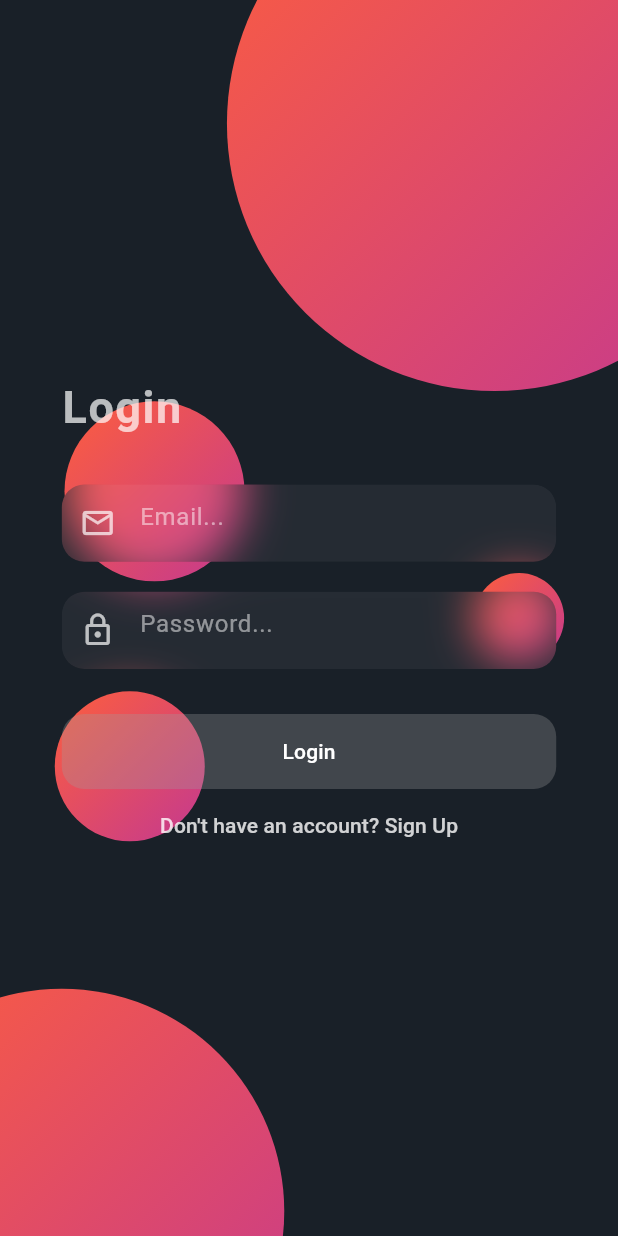
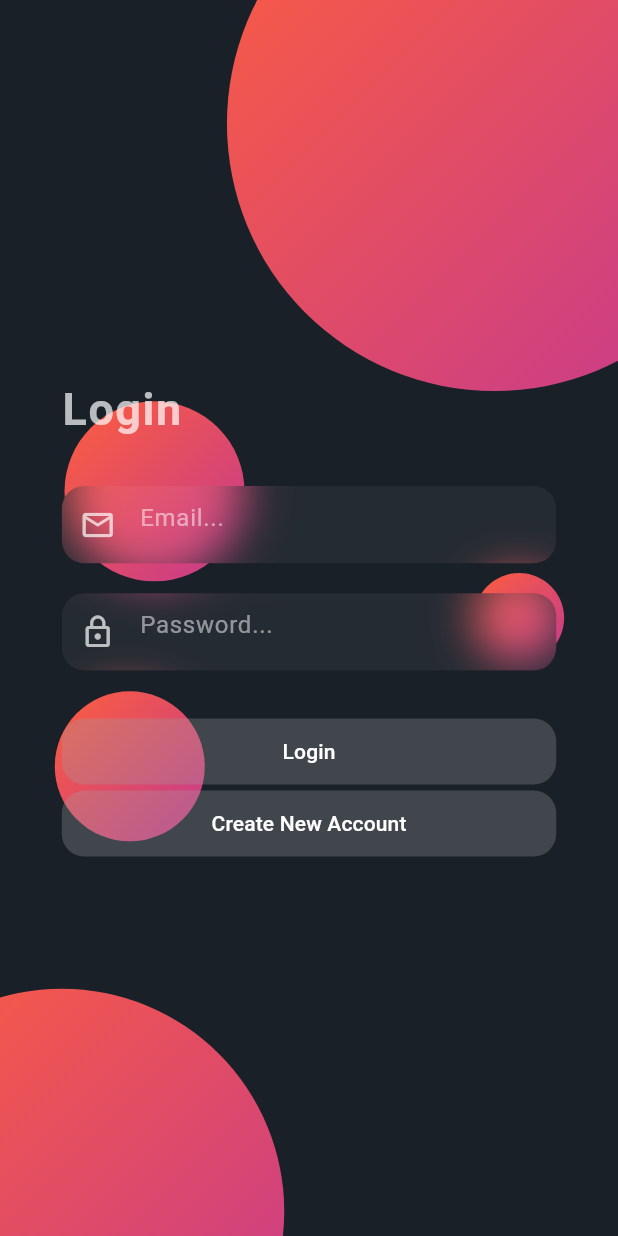
Before and after one commit to punchbiz2023/BookTheBiz, a Flutter app: the screen it shows after launch, on a phone screen of 412 x 824 dp. Run offline on Flutter 3.47's test engine with Material 3 defaults, Android fonts, the phone set to English and light mode, and no system bars; our stand-ins replace cloud_firestore, firebase_auth, firebase_core, firebase_storage, fluttertoast, google_maps_flutter and 2 more; accounts and stored records are empty.

Commit message:
added elevated button for create new account

```diff
--- a/lib/pages/login.dart
+++ b/lib/pages/login.dart
@@ -128,6 +128,16 @@ class _LoginPageState extends State<LoginApp> with TickerProviderStateMixin {
             .get()
             .then((DocumentSnapshot ds) => ds.data() as Map<String, dynamic>);
 
+        String emailPattern =
+            r"/^([a-zA-Z0-9._%-]+@[a-zA-Z0-9.-]+\.[a-zA-Z]{2,})$/";
+        RegExp regex = RegExp(emailPattern);
+        String email = _emailController.text.trim();
+
+        if (!regex.hasMatch(email)) {
+          Fluttertoast.showToast(msg: 'Invalid email format');
+          return;
+        }
+
         if (userData['userType'] == 'Turf Owner') {
           // Navigate to the custom page
           Navigator.pushReplacement(
@@ -144,8 +154,17 @@ class _LoginPageState extends State<LoginApp> with TickerProviderStateMixin {
         Fluttertoast.showToast(msg: 'Login Successful');
       }
     } catch (e) {
-      // Handle errors
-      Fluttertoast.showToast(msg: 'Login Failed: ${e.toString()}');
+      if (e is FirebaseAuthException) {
+        if (e.code == 'user-not-found') {
+          Fluttertoast.showToast(msg: 'User not found');
+        } else if (e.code == 'invalid-email') {
+          Fluttertoast.showToast(msg: 'Invalid email format');
+        } else if (e.code == 'wrong-password') {
+          Fluttertoast.showToast(msg: 'Wrong password');
+        } else {
+          Fluttertoast.showToast(msg: 'Login error: ${e.message}');
+        }
+      }
     } finally {
       setState(() {
         _loading = false;
@@ -229,14 +248,15 @@ class _LoginPageState extends State<LoginApp> with TickerProviderStateMixin {
                     ),
                     elevation: 0, // Remove shadow if desired
                     padding: EdgeInsets.symmetric(
-                        vertical: 15), // Adjust padding as needed
+                        vertical: 12,
+                        horizontal: 12), // Adjust padding as needed
                   ),
                   child: _loading
                       ? const CircularProgressIndicator()
                       : const Text('Login',
                           style: TextStyle(color: Colors.white)),
                 ),
-                TextButton(
+                ElevatedButton(
                   onPressed: () {
                     HapticFeedback.lightImpact();
                     Navigator.push(
@@ -246,12 +266,19 @@ class _LoginPageState extends State<LoginApp> with TickerProviderStateMixin {
                       ),
                     );
                   },
-                  child: Text(
-                    'Don\'t have an account? Sign Up',
-                    style: TextStyle(
-                      color: Colors.white.withOpacity(.8),
+                  style: ElevatedButton.styleFrom(
+                    foregroundColor: Colors.white,
+                    backgroundColor: Colors.grey.withOpacity(0.3), // Text color
+                    shape: RoundedRectangleBorder(
+                      borderRadius: BorderRadius.circular(15),
                     ),
+                    elevation: 0, // Remove shadow if desired
+                    padding: EdgeInsets.symmetric(
+                        vertical: 12,
+                        horizontal: 12), // Adjust padding as needed
                   ),
+                  child: const Text('Create New Account',
+                      style: TextStyle(color: Colors.white)),
                 ),
               ],
             ),
```
